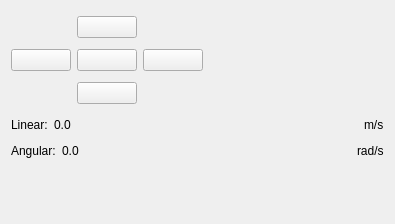
Before: the Qt Designer form ui/navi_teleop.ui in xinjuezou-whi/whi_rviz_plugins, drawn with Qt 5.
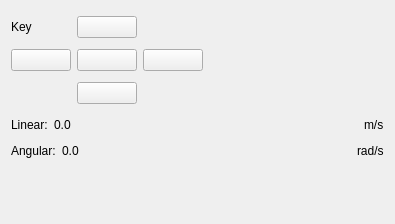
After: the same form once the commit is applied. Icons and pictures are not drawn.

Commit message: add plugin teleop

Diff of the .ui file:
```diff
--- a/ui/navi_teleop.ui
+++ b/ui/navi_teleop.ui
@@ -115,6 +115,13 @@
          </property>
         </widget>
        </item>
+       <item row="0" column="0">
+        <widget class="QLabel" name="label_key_active">
+         <property name="text">
+          <string>Key</string>
+         </property>
+        </widget>
+       </item>
       </layout>
      </item>
      <item>
```
The commit also changes 5 other files.
